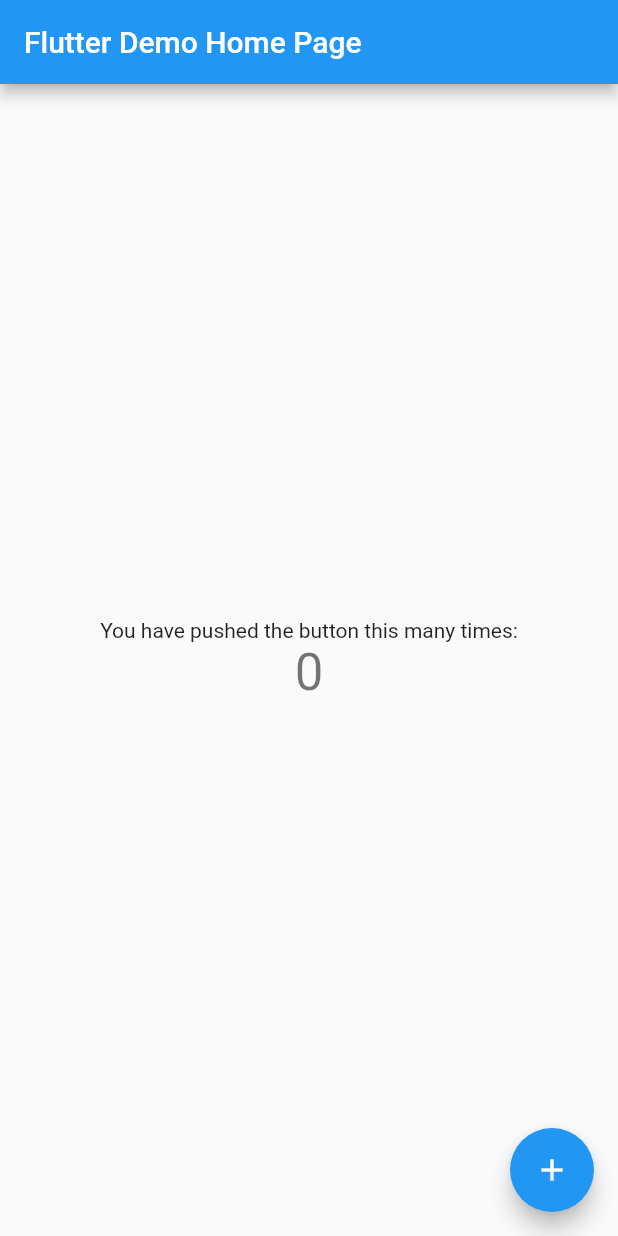
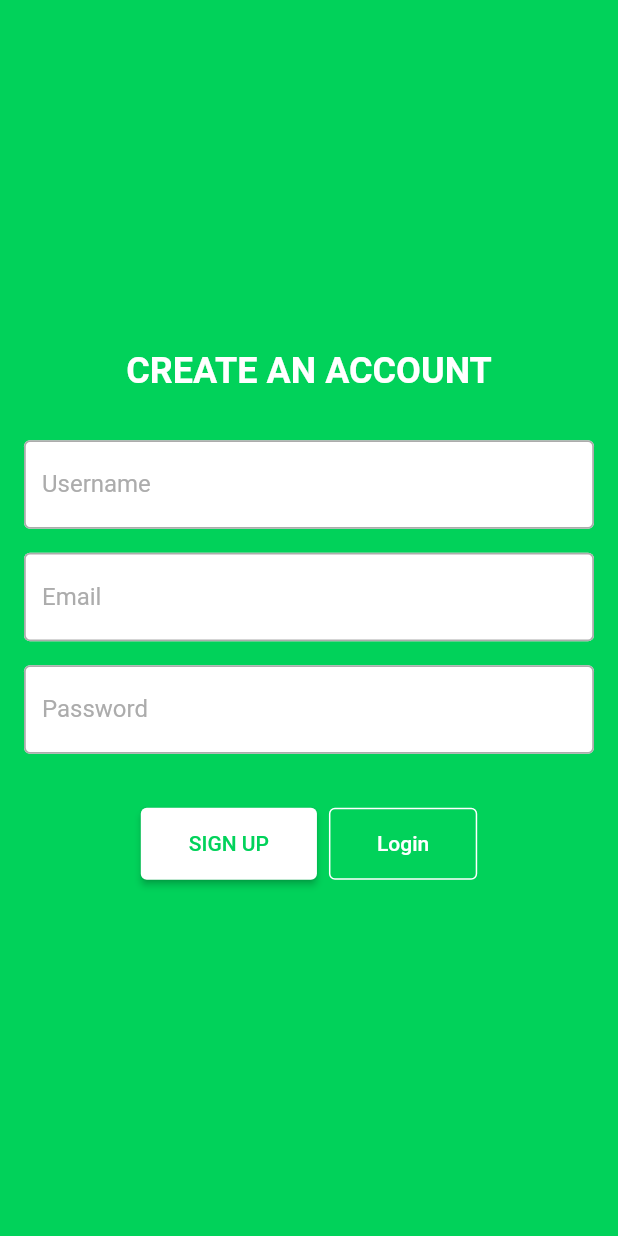
Before and after one commit to PedroChaparro/plants-collectors-frontend, a Flutter app: the screen it shows after launch, on a phone screen of 412 x 824 dp. Run offline on Flutter 3.47's test engine with Material 2 defaults, Android fonts, the phone set to English and light mode, and no system bars; our stand-ins replace flutter_dotenv.

Commit message:
feat(signup): 💄 Signup UI
Create custom button and custom form input elements to build the signup page UI

```diff
--- /dev/null
+++ b/lib/components/custom_button.dart
@@ -0,0 +1,67 @@
+import 'package:flutter/material.dart';
+
+class CustomButton extends StatelessWidget {
+  final String buttonType;
+  final String label;
+  final Function onPressedCallback;
+
+  const CustomButton(
+      {super.key,
+      required this.label,
+      required this.onPressedCallback,
+      required this.buttonType});
+
+  Widget _buildFromType() {
+    switch (buttonType) {
+      case 'primary':
+        return _buildPrimaryButton();
+      case 'primaryOutline':
+        return _buildPrimaryOutlineButton();
+      default:
+        return const Text('The button type is not defined');
+    }
+  }
+
+  // Primary bottom builder
+  Widget _buildPrimaryButton() {
+    return Container(
+      margin: const EdgeInsets.all(4.0),
+      child: ElevatedButton(
+        style: ElevatedButton.styleFrom(
+            backgroundColor: Colors.white,
+            padding:
+                const EdgeInsets.symmetric(vertical: 16.0, horizontal: 32.0)),
+        onPressed: () {
+          onPressedCallback();
+        },
+        child:
+            const Text('SIGN UP', style: TextStyle(color: Color(0xff01d25a))),
+      ),
+    );
+  }
+
+  // Primary outline bottom builder
+  Widget _buildPrimaryOutlineButton() {
+    return Container(
+      margin: const EdgeInsets.all(4.0),
+      child: OutlinedButton(
+        style: OutlinedButton.styleFrom(
+            side: const BorderSide(color: Colors.white),
+            padding:
+                const EdgeInsets.symmetric(vertical: 16.0, horizontal: 32.0)),
+        onPressed: () {
+          onPressedCallback();
+        },
+        child: Text(label, style: const TextStyle(color: Colors.white)),
+      ),
+    );
+  }
+
+  @override
+  Widget build(BuildContext context) {
+    return Container(
+      margin: const EdgeInsets.only(top: 16.0),
+      child: _buildFromType(),
+    );
+  }
+}
--- /dev/null
+++ b/lib/components/custom_form_input.dart
@@ -0,0 +1,42 @@
+import 'package:flutter/material.dart';
+
+class CustomFormInput extends StatelessWidget {
+  final String label;
+  final bool obscureText;
+  final String? Function(String?) validator;
+
+  const CustomFormInput(
+      {super.key,
+      required this.label,
+      required this.obscureText,
+      required this.validator});
+
+  @override
+  Widget build(BuildContext context) {
+    // Wrap the TextField in a Container to add a margin
+    return Container(
+      margin: const EdgeInsets.only(bottom: 16.0),
+      // Text field itself
+      child: TextFormField(
+        // Text field options
+        obscureText: obscureText,
+        // Text field styles
+        decoration: InputDecoration(
+          filled: true,
+          fillColor: Colors.white,
+          enabledBorder: const OutlineInputBorder(
+            borderSide: BorderSide(color: Color(0xFFACACAC), width: 1.2),
+          ),
+          focusedBorder: const OutlineInputBorder(
+            borderSide: BorderSide(color: Color(0xFFACACAC), width: 1.2),
+          ),
+          // Text field options
+          // Text field label
+          labelStyle: const TextStyle(color: Color(0xFFACACAC)),
+          labelText: label,
+        ),
+        validator: validator,
+      ),
+    );
+  }
+}
--- a/lib/main.dart
+++ b/lib/main.dart
@@ -1,5 +1,6 @@
 import 'package:flutter/material.dart';
 import 'package:flutter_dotenv/flutter_dotenv.dart';
+import 'package:plants_collectors/screens/signup_screen.dart';
 
 Future<void> main() async {
   await dotenv.load(); // Load .enf file from the default file
@@ -13,57 +14,10 @@
   @override
   Widget build(BuildContext context) {
     return MaterialApp(
-      title: 'Flutter Demo',
-      theme: ThemeData(
-        primarySwatch: Colors.blue,
-      ),
-      home: const MyHomePage(title: 'Flutter Demo Home Page'),
+      initialRoute: '/signup',
+      routes: {
+        '/signup': (context) => const SignupScreen(),
+      },
     );
   }
 }
-
-class MyHomePage extends StatefulWidget {
-  const MyHomePage({super.key, required this.title});
-  final String title;
-
-  @override
-  State<MyHomePage> createState() => _MyHomePageState();
-}
-
-class _MyHomePageState extends State<MyHomePage> {
-  int _counter = 0;
-
-  void _incrementCounter() {
-    setState(() {
-      _counter++;
-    });
-  }
-
-  @override
-  Widget build(BuildContext context) {
-    return Scaffold(
-      appBar: AppBar(
-        title: Text(widget.title),
-      ),
-      body: Center(
-        child: Column(
-          mainAxisAlignment: MainAxisAlignment.center,
-          children: <Widget>[
-            const Text(
-              'You have pushed the button this many times:',
-            ),
-            Text(
-              '$_counter',
-              style: Theme.of(context).textTheme.headlineMedium,
-            ),
-          ],
-        ),
-      ),
-      floatingActionButton: FloatingActionButton(
-        onPressed: _incrementCounter,
-        tooltip: 'Increment',
-        child: const Icon(Icons.add),
-      ), // This trailing comma makes auto-formatting nicer for build methods.
-    );
-  }
-}
--- /dev/null
+++ b/lib/screens/signup_screen.dart
@@ -0,0 +1,134 @@
+import 'package:flutter/material.dart';
+import 'package:plants_collectors/components/custom_button.dart';
+import 'package:plants_collectors/components/custom_form_input.dart';
+
+class SignupScreen extends StatefulWidget {
+  const SignupScreen({super.key});
+
+  @override
+  State<SignupScreen> createState() => _SignupScreenState();
+}
+
+class _SignupScreenState extends State<SignupScreen> {
+  // Create a form key to identify and validate the form
+  final _formKey = GlobalKey<FormState>();
+
+  // -- Validator functions
+  String? _usernameValidator(String? value) {
+    if (value == null || value.isEmpty) {
+      return 'Please enter a username';
+    }
+
+    if (value.length < 4 || value.length > 16) {
+      return 'Username must be between 4 and 16 characters';
+    }
+
+    return null;
+  }
+
+  String? _emailValidator(String? value) {
+    if (value == null || value.isEmpty) {
+      return 'Please enter an email';
+    }
+
+    if (!RegExp(r"^[a-zA-Z0-9.]+@[a-zA-Z0-9]+\.[a-zA-Z]+").hasMatch(value)) {
+      return 'Please enter a valid email';
+    }
+
+    return null;
+  }
+
+  String? _passwordValidator(String? value) {
+    if (value == null || value.isEmpty) {
+      return 'Please enter a password';
+    }
+
+    if (value.length < 8) {
+      return 'Password must be at least 8 characters';
+    }
+
+    return null;
+  }
+
+  // -- Fidget functions
+  void _onSubmit() {
+    // Validate the form
+    if (_formKey.currentState!.validate()) {
+      // If the form is valid, display a snackbar
+      ScaffoldMessenger.of(context)
+          .showSnackBar(const SnackBar(content: Text('Processing Data')));
+    }
+  }
+
+  // -- Ui
+  @override
+  Widget build(BuildContext context) {
+    return Scaffold(
+        body: SafeArea(
+            // Expanded needs a parent with a height (Eg. Column)
+            child: Column(
+      crossAxisAlignment: CrossAxisAlignment.stretch, // Expand to full width
+      children: [
+        // Screen backgound
+        Expanded(
+            flex: 1,
+            child: Container(
+              color: const Color(0xff01d25a),
+              // Inner spacing
+              child: Padding(
+                padding: const EdgeInsets.all(16.0),
+                // Page content (centered)
+                child: Form(
+                    key: _formKey,
+                    child: Column(
+                      mainAxisAlignment:
+                          MainAxisAlignment.center, // Centrer vertically
+                      children: [
+                        Container(
+                          margin: const EdgeInsets.only(bottom: 32.0),
+                          child: const Text("CREATE AN ACCOUNT",
+                              style: TextStyle(
+                                  fontWeight: FontWeight.bold,
+                                  fontSize: 24,
+                                  color: Colors.white)),
+                        ),
+                        CustomFormInput(
+                          label: "Username",
+                          obscureText: false,
+                          validator: _usernameValidator,
+                        ),
+                        CustomFormInput(
+                          label: "Email",
+                          obscureText: false,
+                          validator: _emailValidator,
+                        ),
+                        CustomFormInput(
+                          label: "Password",
+                          obscureText: true,
+                          validator: _passwordValidator,
+                        ),
+                        Row(
+                            // Center horizontally
+                            mainAxisAlignment: MainAxisAlignment.center,
+                            children: [
+                              // Signup button
+                              CustomButton(
+                                  label: 'Signup',
+                                  onPressedCallback: _onSubmit,
+                                  buttonType: "primary"),
+                              // Redirect to login button
+                              CustomButton(
+                                  label: 'Login',
+                                  onPressedCallback: () {
+                                    print('Login button');
+                                  },
+                                  buttonType: "primaryOutline")
+                            ]),
+                      ],
+                    )),
+              ),
+            ))
+      ],
+    )));
+  }
+}
```
